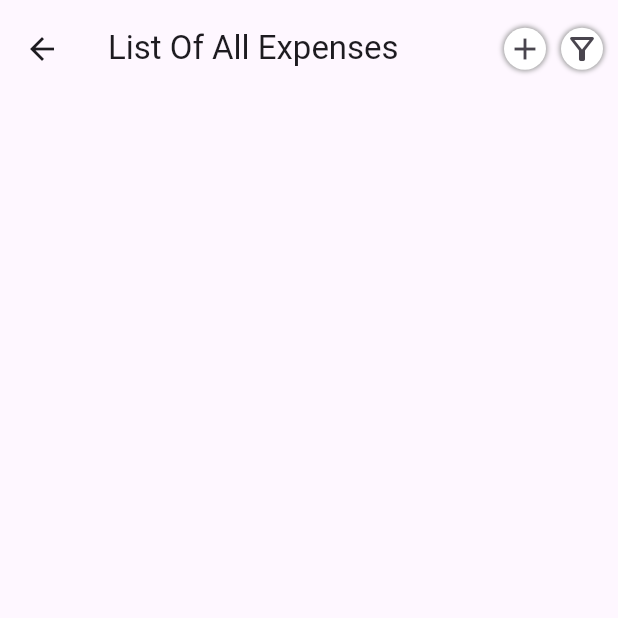
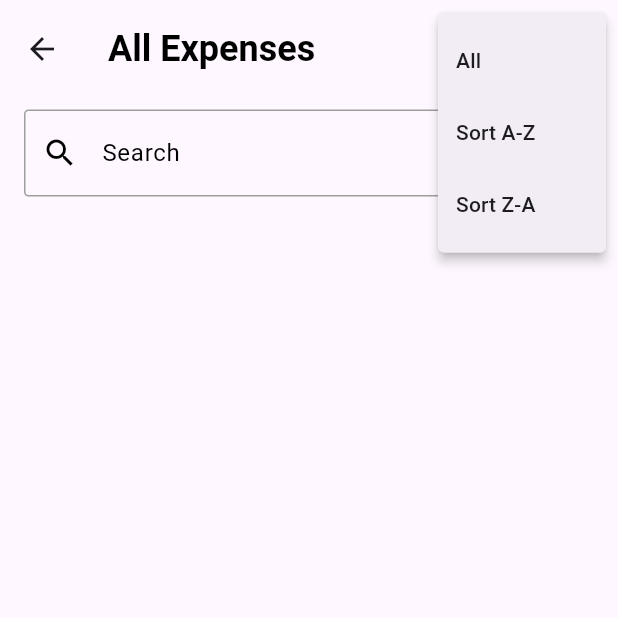
Before and after one commit to Avesh521998/technikapp, a Flutter app: the EstimateListingScreen screen opened directly, after a tap on the "filter alt" icon, on a phone screen of 412 x 824 dp, the top half of it. Run offline on Flutter 3.47's test engine with Material 3 defaults, Android fonts, the phone set to English and light mode, and no system bars; our stand-ins replace another_flushbar, connectivity, dio, email_validator, flutter_bloc, shared_preferences; missing offline and left inert: custom_syncfusion_flutter_charts; accounts and stored records are empty; network calls fail.

Commit message:
code of search and filter

```diff
--- a/lib/api/network_constants.dart
+++ b/lib/api/network_constants.dart
@@ -33,10 +33,11 @@ class NetworkConstant {
   static const String BEARER = "Bearer ";
   static const String SIGN_IN = "login";
   static const String LOGOUT = "logout";
-  static const String GET_EXPENCE = "get_expenses";
+  static const String GET_EXPENCE = "get_expenses_by_person";
   static const String ADD_EXPENCE = "add_expense";
   static const String UPDATE_EXPENCE = "update_expense";
   static const String GET_PROJECT = "get_projects";
   static const String GET_EXPENSE_BY_PERSON = "count_expenses_by_person_and_month";
   static const String GET_RANGE_EXPENSE_BY_PERSON = "count_expenses_by_date_range";
+  static const String SEARCH_EXPENSE = "search_expenses";
 }
--- a/lib/common/label_keys.dart
+++ b/lib/common/label_keys.dart
@@ -8,6 +8,7 @@ class Labels {
   static const FAVOURITE = "Favourite";
   static const RETRY = "Retry";
   static const LOADING = "Loading";
+  static const SEARCH = "Search";
   static const SESSION_EXPIRED = "Session Expire";
   static const NO_INTERNET_CONNECTION = "No Internet Connection";
   static const ERROR_OCCURRED_TRY_LATER = "Error Occurred try again later";
--- /dev/null
+++ b/lib/custom/search_text_field_common.dart
@@ -0,0 +1,62 @@
+import 'package:flutter/material.dart';
+import 'package:flutter/services.dart';
+import 'package:technikapp/custom/text_field_common.dart';
+
+import '../common/label_keys.dart';
+import '../common/local_colors.dart';
+
+class SearchTextFieldWidget extends StatelessWidget {
+  final TextEditingController textEditingController;
+  final String hintText;
+  final FocusNode currentFocusNode;
+  final TextInputType textInputType;
+  final List<TextInputFormatter>? formatters;
+  final TextInputAction textInputAction;
+  final TextCapitalization textCapitalization;
+  final bool isEnabled;
+  final int maxLength;
+  final FocusNode? nextFocusNode;
+  final SearchListener? searchListener;
+  final ValueChanged<String>? changeListener;
+
+  const SearchTextFieldWidget(this.textEditingController, this.currentFocusNode,
+      {super.key, this.hintText = Labels.SEARCH,
+      this.textInputType = TextInputType.text,
+      this.formatters,
+      this.textInputAction = TextInputAction.search,
+      this.textCapitalization = TextCapitalization.words,
+      this.isEnabled = true,
+      this.maxLength = TextField.noMaxLength,
+      this.nextFocusNode,
+      this.searchListener,
+      this.changeListener});
+
+  @override
+  Widget build(BuildContext context) {
+    return TextField(
+      inputFormatters: formatters,
+      enabled: isEnabled,
+      autocorrect: false,
+      controller: textEditingController,
+      keyboardType: textInputType,
+      onSubmitted: (text) {
+        if (searchListener != null) searchListener!(text);
+        if (nextFocusNode != null)
+          FocusScope.of(context).requestFocus(nextFocusNode);
+      },
+      onChanged: changeListener,
+      cursorColor: LocalColors.PRIMARY_COLOR,
+      textInputAction: textInputAction,
+      textCapitalization: textCapitalization,
+      focusNode: currentFocusNode,
+      style: getTextInputStyle(),
+      decoration: getTextInputDecoration(hintText,
+          prefixIcon: const Icon(
+            Icons.search,
+            color: LocalColors.PRIMARY_COLOR,
+          )),
+    );
+  }
+}
+
+typedef SearchListener = void Function(String text);
--- a/lib/custom/text_field_common.dart
+++ b/lib/custom/text_field_common.dart
@@ -90,7 +90,7 @@ TextStyle getTextInputStyle() {
 }
 
 InputDecoration getTextInputDecoration(String hintText,
-    {Widget? prefixIcon, Widget? suffixIcon, Widget? prefix, Widget? suffix,OutlineInputBorder? outlineInputBorder}) {
+    {Widget? prefixIcon, Widget? suffixIcon, Widget? prefix, Widget? suffix,OutlineInputBorder? outlineInputBorder,double? padding}) {
   return InputDecoration(
       labelText: hintText,
       floatingLabelBehavior: FloatingLabelBehavior.auto,
@@ -98,11 +98,11 @@ InputDecoration getTextInputDecoration(String hintText,
       border:outlineInputBorder ?? getTextInputBorder(),
       disabledBorder:outlineInputBorder ?? getTextInputBorder(),
       enabledBorder: outlineInputBorder ?? getTextInputBorder(),
-      contentPadding: const EdgeInsets.only(
-          top: 17,
-          bottom: 17,
-          left: 16,
-          right: 16),
+      contentPadding: EdgeInsets.only(
+          top: padding??17,
+          bottom: padding??17,
+          left: padding??16,
+          right: padding??16),
       labelStyle: const TextStyle(
           fontWeight: FontAsset.REGULAR,
           color: LocalColors.PRIMARY_COLOR,
--- a/lib/screens/estiamte/cubit/get_estimate_list_cubit.dart
+++ b/lib/screens/estiamte/cubit/get_estimate_list_cubit.dart
@@ -10,10 +10,23 @@ import '../../../api/network_constants.dart';
 class GetEstimateListCubit extends Cubit<APIResult<List<GetEstimateListResponseEntity>>?> {
   GetEstimateListCubit() : super(null);
 
-  Future<void> getEstimateList() async {
+  Future<void> getEstimateList(String personName) async {
     emit(APIResult.loading());
     var networkResult =
-    await APIHelper.instance.callGetApi(NetworkConstant.GET_EXPENCE, null);
+    await APIHelper.instance.callGetApi("${NetworkConstant.GET_EXPENCE}/$personName", null);
+    var apiResultFromNetwork =
+    getAPIResultFromNetworkWithoutBase<List<GetEstimateListResponseEntity>>(
+        networkResult);
+    emit(apiResultFromNetwork);
+  }
+}
+class SearchEstimateListCubit extends Cubit<APIResult<List<GetEstimateListResponseEntity>>?> {
+  SearchEstimateListCubit() : super(null);
+
+  Future<void> getSearchEstimateList(String personName,String searchString) async {
+    emit(APIResult.loading());
+    var networkResult =
+    await APIHelper.instance.callGetApi("${NetworkConstant.SEARCH_EXPENSE}?person_name=$personName&query=$searchString", null);
     var apiResultFromNetwork =
     getAPIResultFromNetworkWithoutBase<List<GetEstimateListResponseEntity>>(
         networkResult);
--- a/lib/screens/estiamte/screens/estimate_list_screen.dart
+++ b/lib/screens/estiamte/screens/estimate_list_screen.dart
@@ -7,6 +7,7 @@ import 'package:technikapp/api/model/response/login_response_entity.dart';
 import 'package:technikapp/common/extensions_manager.dart';
 import 'package:technikapp/common/label_keys.dart';
 import 'package:technikapp/custom/date_text_field_widget.dart';
+import 'package:technikapp/custom/search_text_field_common.dart';
 import 'package:technikapp/custom/text_field_common.dart';
 
 import '../../../api/base/api_result.dart';
@@ -30,12 +31,14 @@ class EstimateListingScreen extends StatefulWidget {
 }
 
 class _EstimateListingScreenState extends State<EstimateListingScreen> {
+  List<GetEstimateListResponseEntity> originalList = [];
   List<GetEstimateListResponseEntity> getProjectList = [];
   List<GetProjectResponseListEntity> getNewProjectList = [];
   List<SelectedTypes> btnList = [];
   GetEstimateListCubit getEstimateListCubit = GetEstimateListCubit();
   AddEstimateCubit addEstimateCubit = AddEstimateCubit();
   EditEstimateCubit editEstimateCubit = EditEstimateCubit();
+  SearchEstimateListCubit searchEstimateCubit = SearchEstimateListCubit();
   GetProjectListCubit getProjectListCubit = GetProjectListCubit();
   TextEditingController nameController = TextEditingController();
   TextEditingController dateController = TextEditingController();
@@ -44,7 +47,9 @@ class _EstimateListingScreenState extends State<EstimateListingScreen> {
   TextEditingController selectTypeController = TextEditingController();
   TextEditingController projectIdController = TextEditingController();
   TextEditingController projectNameController = TextEditingController();
+  TextEditingController searchController = TextEditingController();
 
+  FocusNode searchFocusNode = FocusNode();
   FocusNode nameFocusNode = FocusNode();
   FocusNode dateFocusNode = FocusNode();
   FocusNode amountFocusNode = FocusNode();
@@ -52,17 +57,27 @@ class _EstimateListingScreenState extends State<EstimateListingScreen> {
   String selectedVendor = "Select Project";
   String selectedProjectId = "";
   LoginResponseEntity? loginResponse;
+  bool isAscending = true;
 
+  void sortItems(bool isAscending) {
+    setState(() {
+      if (isAscending) {
+        getProjectList.sort((a, b) => a.projectName!.compareTo(b.projectName ?? ""));
+      } else {
+        getProjectList.sort((a, b) => b.projectName!.compareTo(a.projectName ?? ""));
+      }
+    });
+  }
   @override
   void initState() {
     super.initState();
     addButtonList();
-    getEstimateListCubit.getEstimateList();
-    getProjectListCubit.getProjectList();
   }
 
   void addButtonList() async {
     loginResponse = await getUserPreferenceData();
+    getEstimateListCubit.getEstimateList(loginResponse?.name??"");
+    getProjectListCubit.getProjectList();
     nameController.text = loginResponse?.name ?? "";
     btnList.clear();
     btnList.add(SelectedTypes(text: Labels.FUEL, isSelected: false));
@@ -81,11 +96,14 @@ class _EstimateListingScreenState extends State<EstimateListingScreen> {
         BlocProvider.value(value: addEstimateCubit),
         BlocProvider.value(value: editEstimateCubit),
         BlocProvider.value(value: getProjectListCubit),
+        BlocProvider.value(value: searchEstimateCubit),
       ],
       child: Scaffold(
         appBar: AppBar(
           toolbarHeight: 65,
-          title: const Text("List Of All Expenses"),
+          title: const Text("All Expenses",style: TextStyle(
+              color: LocalColors.PRIMARY_COLOR, fontSize: 24,fontWeight: FontWeight.w600),
+          ),
           actions: [
             InkWell(
               onTap: () {
@@ -107,11 +125,10 @@ class _EstimateListingScreenState extends State<EstimateListingScreen> {
                 child: const Icon(Icons.add, size: 24),
               ),
             ),
-            InkWell(
-              onTap: () {},
-              child: Container(
+            PopupMenuButton<String>(
+              icon: Container(
                 padding: const EdgeInsets.all(2),
-                margin: const EdgeInsets.symmetric(horizontal: 10),
+                margin: const EdgeInsets.only(right: 10,left: 5),
                 decoration: const BoxDecoration(
                   color: LocalColors.WHITE,
                   shape: BoxShape.circle,
@@ -125,13 +142,40 @@ class _EstimateListingScreenState extends State<EstimateListingScreen> {
                 ),
                 child: const Icon(Icons.filter_alt_outlined, size: 24),
               ),
+              onSelected: (String result) {
+                setState(() {
+                  if (result == 'A-Z') {
+                    sortItems(true);
+                  } else if (result == 'Z-A') {
+                    sortItems(false);
+                  }else if (result == "All"){
+                    getEstimateListCubit.getEstimateList(loginResponse?.name??"");
+                    getProjectListCubit.getProjectList();
+                  }
+                });
+              },
+              itemBuilder: (BuildContext context) => <PopupMenuEntry<String>>[
+                const PopupMenuItem<String>(
+                  value: 'All',
+                  child: Text('All'),
+                ),
+                const PopupMenuItem<String>(
+                  value: 'A-Z',
+                  child: Text('Sort A-Z'),
+                ),
+                const PopupMenuItem<String>(
+                  value: 'Z-A',
+                  child: Text('Sort Z-A'),
+                ),
+
+              ],
             ),
           ],
         ),
         body: RefreshIndicator(
           onRefresh: () async {
             addButtonList();
-            getEstimateListCubit.getEstimateList();
+            getEstimateListCubit.getEstimateList(loginResponse?.name??"");
             getProjectListCubit.getProjectList();
           },
           child: Column(
@@ -151,8 +195,30 @@ class _EstimateListingScreenState extends State<EstimateListingScreen> {
                   successWidget: (c1, x1) => Container(),
                 ),
               ),
+             Padding(
+               padding: const EdgeInsets.symmetric(horizontal: 16,vertical: 8),
+               child: SearchTextFieldWidget(searchController, searchFocusNode,changeListener: (value){
+                  searchEstimateCubit.getSearchEstimateList(loginResponse?.name ?? "", value);
+                }),
+             ),
               Expanded(
                 child: APIResourceWidget<GetEstimateListCubit,
+                    List<GetEstimateListResponseEntity>>(
+                  successListener: (context, state) {
+                    getProjectList.clear();
+                    var data = state.data!;
+                    if (data.isNotNullOrEmpty()) {
+                      getProjectList.addAll(data);
+                      originalList = getProjectList;
+                      setState(() {});
+                    }
+                  },
+                  successWidget: _getSuccessWidget,
+                ),
+              ),
+              SizedBox(
+                height: 0,
+                child: APIResourceWidget<SearchEstimateListCubit,
                     List<GetEstimateListResponseEntity>>(
                   successListener: (context, state) {
                     getProjectList.clear();
@@ -162,7 +228,7 @@ class _EstimateListingScreenState extends State<EstimateListingScreen> {
                       setState(() {});
                     }
                   },
-                  successWidget: _getSuccessWidget,
+                  successWidget: (c1,v1)=>Container(),
                 ),
               ),
             ],
@@ -260,6 +326,7 @@ class _EstimateListingScreenState extends State<EstimateListingScreen> {
   }
 
   showBottomSheet({GetEstimateListResponseEntity? model}) {
+    print(model);
     if (model != null) {
       selectedProjectId = model.id ?? "";
       selectedVendor = model.projectName ?? "";
@@ -279,6 +346,17 @@ class _EstimateListingScreenState extends State<EstimateListingScreen> {
       amountController.text = model.value ?? "";
       remarkController.text = model.description ?? "";
       dateController.text = formattedDate;
+    }else{
+      projectNameController.clear();
+      selectTypeController.clear();
+      amountController.clear();
+      remarkController.clear();
+      projectIdController.clear();
+      nameController.clear();
+      dateController.clear();
+      selectedVendor = "";
+      selectedVendor = "Select Project";
+      addButtonList();
     }
     return showModalBottomSheet<void>(
       context: context,
@@ -381,7 +459,7 @@ class _EstimateListingScreenState extends State<EstimateListingScreen> {
                         )),
                         height: 45,
                         child: DateTextFieldWidget(
-                            dateController, Labels.DATE, dateFocusNode)),
+                            dateController, Labels.DATE, dateFocusNode,)),
                     const SizedBox(height: 10),
                     Container(
                         decoration: const BoxDecoration(
@@ -542,7 +620,7 @@ class _EstimateListingScreenState extends State<EstimateListingScreen> {
     selectedVendor = "";
     selectedVendor = "Select Project";
     addButtonList();
-    getEstimateListCubit.getEstimateList();
+    getEstimateListCubit.getEstimateList(loginResponse?.name??"");
   }
 
   bool _isDataValid() {
--- a/lib/screens/home/homeScreen.dart
+++ b/lib/screens/home/homeScreen.dart
@@ -63,7 +63,8 @@ class HomeState extends State<HomeScreen> {
           centerTitle: true,
           title: const Text(
             Labels.DASHBOARD,
-            style: TextStyle(color: LocalColors.WHITE, fontSize: 22),
+            style: TextStyle(
+              color: LocalColors.WHITE, fontSize: 24,fontWeight: FontWeight.w600),
           ),
         ),
         body: Container(
@@ -196,7 +197,7 @@ class HomeState extends State<HomeScreen> {
                 ),
               ),
               Container(
-                margin: const EdgeInsets.symmetric(horizontal: 5),
+                margin: const EdgeInsets.symmetric(horizontal: 12),
                 padding:
                     const EdgeInsets.symmetric(horizontal: 7, vertical: 15),
                 decoration: BoxDecoration(
```
Also changed, not shown: lib/custom/date_text_field_widget.dart (+9 -2 lines), lib/screens/profile/profile_screen.dart (+10 -9 lines).
